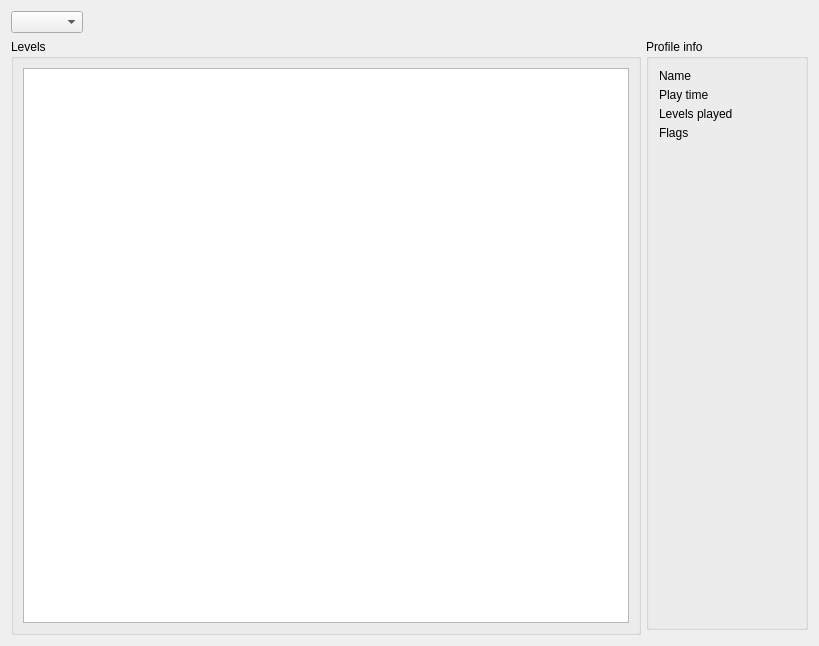
TPTPWDotACoEMW/globin, file src/ui/profile_tab.ui: the form before one commit.
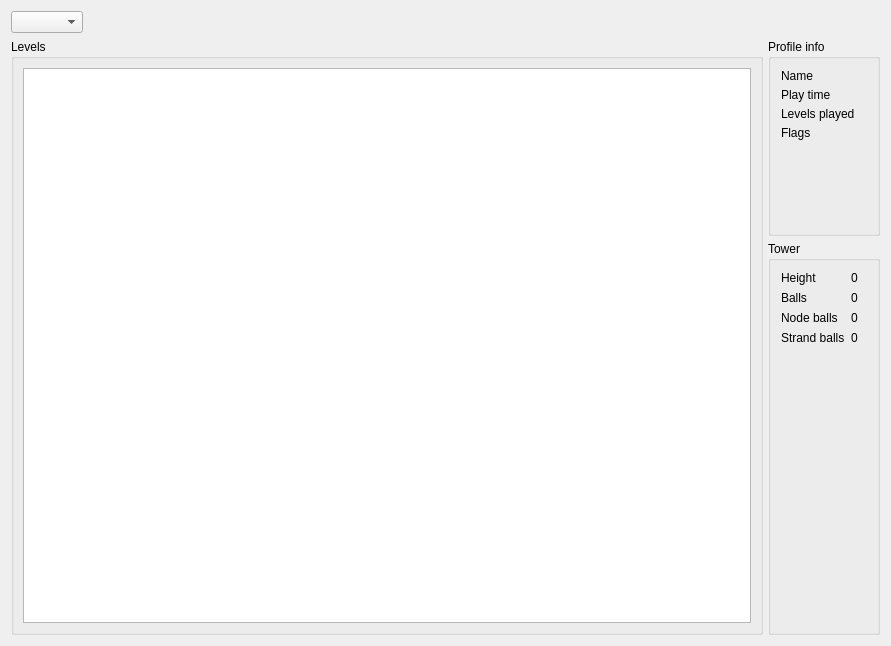
The form after the commit.

Commit message: Now profile tab displays general tower info

Patch:
```diff
--- a/src/ui/profile_tab.ui
+++ b/src/ui/profile_tab.ui
@@ -6,7 +6,7 @@
    <rect>
     <x>0</x>
     <y>0</y>
-    <width>819</width>
+    <width>891</width>
     <height>646</height>
    </rect>
   </property>
@@ -90,7 +90,7 @@
       </layout>
      </widget>
      <widget class="QWidget" name="pageProfileInfo">
-      <layout class="QGridLayout" name="gridLayout_3" rowstretch="0,0" columnstretch="4,1,0">
+      <layout class="QGridLayout" name="gridLayout_3" rowstretch="1,2" columnstretch="1,0,0">
        <property name="leftMargin">
         <number>0</number>
        </property>
@@ -106,31 +106,132 @@
        <property name="spacing">
         <number>5</number>
        </property>
-       <item row="0" column="0" rowspan="2">
-        <widget class="QGroupBox" name="groupBoxLevels">
+       <item row="1" column="2">
+        <widget class="QGroupBox" name="groupBoxTower">
+         <property name="sizePolicy">
+          <sizepolicy hsizetype="Preferred" vsizetype="Preferred">
+           <horstretch>0</horstretch>
+           <verstretch>0</verstretch>
+          </sizepolicy>
+         </property>
          <property name="title">
-          <string>Levels</string>
+          <string>Tower</string>
          </property>
-         <layout class="QVBoxLayout" name="verticalLayout_3">
-          <item>
-           <widget class="QTableView" name="tableLevelsInfo">
-            <property name="sortingEnabled">
-             <bool>true</bool>
+         <layout class="QGridLayout" name="gridLayout">
+          <property name="leftMargin">
+           <number>10</number>
+          </property>
+          <property name="topMargin">
+           <number>10</number>
+          </property>
+          <property name="rightMargin">
+           <number>10</number>
+          </property>
+          <property name="bottomMargin">
+           <number>10</number>
+          </property>
+          <item row="1" column="0">
+           <widget class="QWidget" name="widgetTower" native="true">
+            <property name="sizePolicy">
+             <sizepolicy hsizetype="Preferred" vsizetype="Preferred">
+              <horstretch>0</horstretch>
+              <verstretch>0</verstretch>
+             </sizepolicy>
             </property>
-            <attribute name="horizontalHeaderStretchLastSection">
-             <bool>true</bool>
-            </attribute>
+            <layout class="QGridLayout" name="gridLayout_2">
+             <property name="leftMargin">
+              <number>0</number>
+             </property>
+             <property name="topMargin">
+              <number>0</number>
+             </property>
+             <property name="rightMargin">
+              <number>0</number>
+             </property>
+             <property name="bottomMargin">
+              <number>0</number>
+             </property>
+             <item row="2" column="1">
+              <widget class="QLabel" name="labelStrandBallsValue">
+               <property name="text">
+                <string notr="true">0</string>
+               </property>
+              </widget>
+             </item>
+             <item row="1" column="1">
+              <widget class="QLabel" name="labelBallsValue">
+               <property name="text">
+                <string notr="true">0</string>
+               </property>
+              </widget>
+             </item>
+             <item row="4" column="0">
+              <spacer name="verticalSpacer">
+               <property name="orientation">
+                <enum>Qt::Vertical</enum>
+               </property>
+               <property name="sizeHint" stdset="0">
+                <size>
+                 <width>20</width>
+                 <height>40</height>
+                </size>
+               </property>
+              </spacer>
+             </item>
+             <item row="1" column="0">
+              <widget class="QLabel" name="labelBalls">
+               <property name="text">
+                <string>Balls</string>
+               </property>
+              </widget>
+             </item>
+             <item row="0" column="0">
+              <widget class="QLabel" name="labelHeight">
+               <property name="text">
+                <string>Height</string>
+               </property>
+              </widget>
+             </item>
+             <item row="2" column="0">
+              <widget class="QLabel" name="labelNodeBalls">
+               <property name="text">
+                <string>Node balls</string>
+               </property>
+              </widget>
+             </item>
+             <item row="0" column="1">
+              <widget class="QLabel" name="labelHeightValue">
+               <property name="text">
+                <string notr="true">0</string>
+               </property>
+              </widget>
+             </item>
+             <item row="3" column="0">
+              <widget class="QLabel" name="labelStrandBalls">
+               <property name="text">
+                <string>Strand balls</string>
+               </property>
+              </widget>
+             </item>
+             <item row="3" column="1">
+              <widget class="QLabel" name="labelNodeBallsValue">
+               <property name="text">
+                <string notr="true">0</string>
+               </property>
+              </widget>
+             </item>
+            </layout>
            </widget>
           </item>
          </layout>
         </widget>
        </item>
-       <item row="0" column="1" colspan="2">
+       <item row="0" column="2">
         <widget class="QGroupBox" name="groupBoxProfile">
          <property name="title">
           <string>Profile info</string>
          </property>
-         <layout class="QGridLayout" name="gridLayout_4">
+         <layout class="QGridLayout" name="gridLayout_4" columnstretch="3,2">
           <property name="leftMargin">
            <number>10</number>
           </property>
@@ -218,6 +319,25 @@
          </layout>
         </widget>
        </item>
+       <item row="0" column="0" rowspan="2">
+        <widget class="QGroupBox" name="groupBoxLevels">
+         <property name="title">
+          <string>Levels</string>
+         </property>
+         <layout class="QVBoxLayout" name="verticalLayout_3">
+          <item>
+           <widget class="QTableView" name="tableLevelsInfo">
+            <property name="sortingEnabled">
+             <bool>true</bool>
+            </property>
+            <attribute name="horizontalHeaderStretchLastSection">
+             <bool>true</bool>
+            </attribute>
+           </widget>
+          </item>
+         </layout>
+        </widget>
+       </item>
       </layout>
      </widget>
     </widget>
```
The commit also changes 4 other files.
